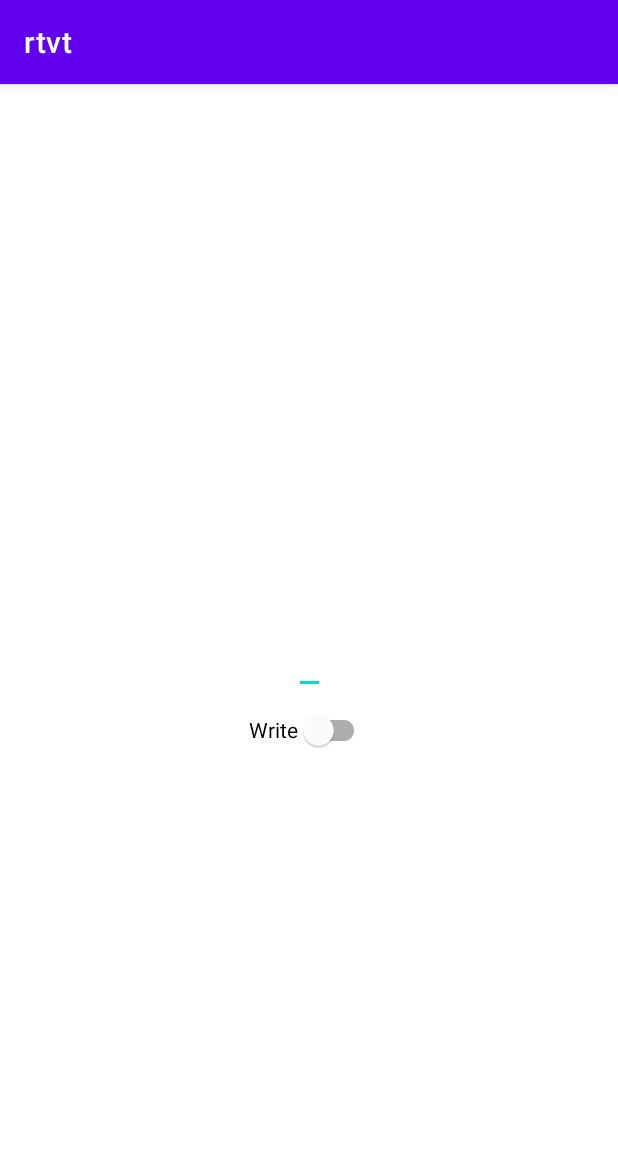
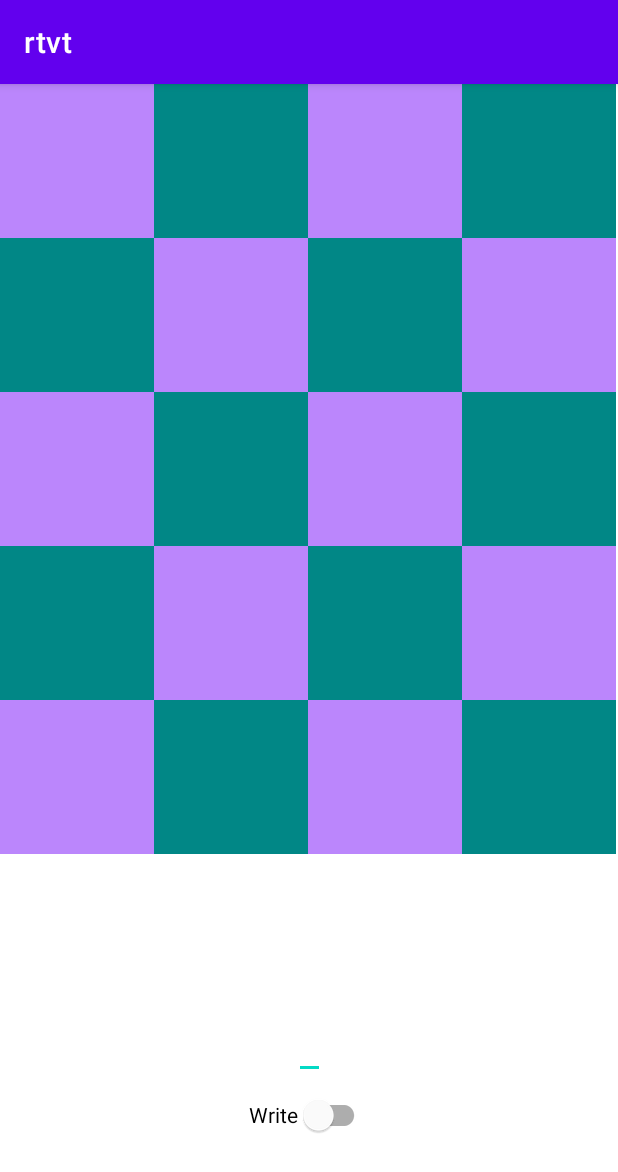
Before and after one commit to marcel3032/rtvt-app, an Android app: the screen it shows after launch (MainActivity), on a phone screen of 412 x 824 dp. Shown: the top 1172 px of the screen. Run offline under Robolectric (Android 15) with nearby library versions, the phone set to English and light mode, and no system bars.

Commit message:
add pixel grid

```diff
--- a/app/src/main/java/sk/marcel/nfc/MainActivity.kt
+++ b/app/src/main/java/sk/marcel/nfc/MainActivity.kt
@@ -1,95 +1,51 @@
 package sk.marcel.nfc
 
-import android.app.Activity
-import android.app.PendingIntent
 import android.content.Intent
-import android.content.IntentFilter
-import android.nfc.NdefMessage
-import android.nfc.NdefRecord
+import android.content.res.Resources
 import android.nfc.NfcAdapter
-import android.nfc.Tag
-import android.nfc.tech.Ndef
-import android.nfc.tech.NdefFormatable
 import android.os.Bundle
-import android.widget.EditText
-import android.widget.Toast
+import android.view.ViewGroup
+import android.widget.*
 import androidx.appcompat.app.AppCompatActivity
 import com.google.android.material.switchmaterial.SwitchMaterial
-import java.io.IOException
 
 
 class MainActivity : AppCompatActivity() {
 
     private var mNfcAdapter: NfcAdapter? = null
 
-    object NFC {
-        fun write(payload: String, intent: Intent) : Boolean {
-            val nfcRecord = NdefRecord(NdefRecord.TNF_WELL_KNOWN, NdefRecord.RTD_TEXT, ByteArray(0), payload.toByteArray())
-            val nfcMessage = NdefMessage(arrayOf(nfcRecord))
-            val tag = intent.getParcelableExtra<Tag>(NfcAdapter.EXTRA_TAG)
-            return  writeMessageToTag(nfcMessage, tag)
-        }
-
-        fun read(intent: Intent):String? {
-            if (NfcAdapter.ACTION_NDEF_DISCOVERED == intent.action || NfcAdapter.ACTION_TAG_DISCOVERED == intent.action || NfcAdapter.ACTION_TECH_DISCOVERED == intent.action) {
-                intent.getParcelableArrayExtra(NfcAdapter.EXTRA_NDEF_MESSAGES)?.also { rawMessages ->
-                    val messages: List<NdefMessage> = rawMessages.map { it as NdefMessage }
-                    return String(messages[0].records[0].payload)
-                }
-            }
-            return null
-        }
-
-        fun disableNFCInForeground(nfcAdapter: NfcAdapter,activity: Activity) {
-            nfcAdapter.disableForegroundDispatch(activity)
-        }
-        fun <T>enableNFCInForeground(nfcAdapter: NfcAdapter, activity: Activity, classType : Class<T>) {
-            val pendingIntent = PendingIntent.getActivity(activity, 0, Intent(activity,classType).addFlags(Intent.FLAG_ACTIVITY_SINGLE_TOP), 0)
-            val nfcIntentFilter = IntentFilter(NfcAdapter.ACTION_NDEF_DISCOVERED)
-            val filters = arrayOf(nfcIntentFilter)
-
-            val techLists = arrayOf(arrayOf(Ndef::class.java.name), arrayOf(NdefFormatable::class.java.name))
-
-            nfcAdapter.enableForegroundDispatch(activity, pendingIntent, filters, techLists)
-        }
-
-        private fun writeMessageToBasicTag(nfcMessage: NdefMessage, tag: Ndef?): Boolean {
-            tag?.let {
-                it.connect()
-
-                if (nfcMessage.toByteArray().size < it.maxSize && it.isWritable) {
-                    it.writeNdefMessage(nfcMessage)
-                    it.close()
-                    return true
-                }
-            }
-            return false
-        }
-
-        private fun writeMessageToFormatableTag(nfcMessage: NdefMessage, tag: NdefFormatable?):Boolean{
-            tag?.let {
-                try {
-                    it.connect()
-                    it.format(nfcMessage)
-                    it.close()
-                    return true
-                } catch (e: IOException) {}
-            }
-            return false
-        }
-
-        private fun writeMessageToTag(nfcMessage: NdefMessage, tag: Tag?): Boolean {
-            try {
-                return writeMessageToBasicTag(nfcMessage, Ndef.get(tag)) || writeMessageToFormatableTag(nfcMessage, NdefFormatable.get(tag))
-            } catch (e: Exception) {}
-            return false
-        }
-    }
-
     override fun onCreate(savedInstanceState: Bundle?) {
         super.onCreate(savedInstanceState)
         setContentView(R.layout.activity_main)
         mNfcAdapter = NfcAdapter.getDefaultAdapter(this)
+        createPixels()
+    }
+
+    private fun createPixels(){
+        val frameLayout = findViewById<FrameLayout>(R.id.frame)
+        frameLayout.removeAllViews()
+        val rowCount = 5
+        val colCount = 4
+        val grid = GridLayout(this)
+        grid.columnCount = colCount
+        grid.rowCount = rowCount
+        val dim = minOf(Resources.getSystem().displayMetrics.widthPixels/colCount, Resources.getSystem().displayMetrics.widthPixels/ colCount)
+        grid.layoutParams = ViewGroup.LayoutParams(
+            ViewGroup.LayoutParams.WRAP_CONTENT,
+            ViewGroup.LayoutParams.WRAP_CONTENT
+        )
+        for(i in 0 until rowCount){
+            for(j in 0 until colCount){
+                val pixel = ImageView(this)
+                pixel.layoutParams = ViewGroup.LayoutParams(dim, dim)
+                if((i+j)%2==0)
+                    pixel.setBackgroundColor(getColor(R.color.purple_200))
+                else
+                    pixel.setBackgroundColor(getColor(R.color.teal_700))
+                grid.addView(pixel)
+            }
+        }
+        frameLayout.addView(grid)
     }
 
     override fun onResume() {
--- a/app/src/main/res/layout/activity_main.xml
+++ b/app/src/main/res/layout/activity_main.xml
@@ -6,13 +6,22 @@
     android:layout_height="match_parent"
     tools:context=".MainActivity">
 
+    <FrameLayout
+        app:layout_constraintTop_toTopOf="parent"
+        app:layout_constraintStart_toStartOf="parent"
+        app:layout_constraintEnd_toEndOf="parent"
+        android:id="@+id/frame"
+        android:layout_width="match_parent"
+        android:layout_height="wrap_content">
+    </FrameLayout>
+
     <EditText
         android:id="@+id/write"
         android:layout_width="wrap_content"
         android:layout_height="wrap_content"
         app:layout_constraintStart_toStartOf="parent"
         app:layout_constraintEnd_toEndOf="parent"
-        app:layout_constraintTop_toTopOf="parent"
+        app:layout_constraintTop_toBottomOf="@id/frame"
         app:layout_constraintBottom_toBottomOf="parent"
         >
 
```
Also changed, not shown: app/src/main/java/sk/marcel/nfc/NFC.kt (added, +78 -0 lines).
